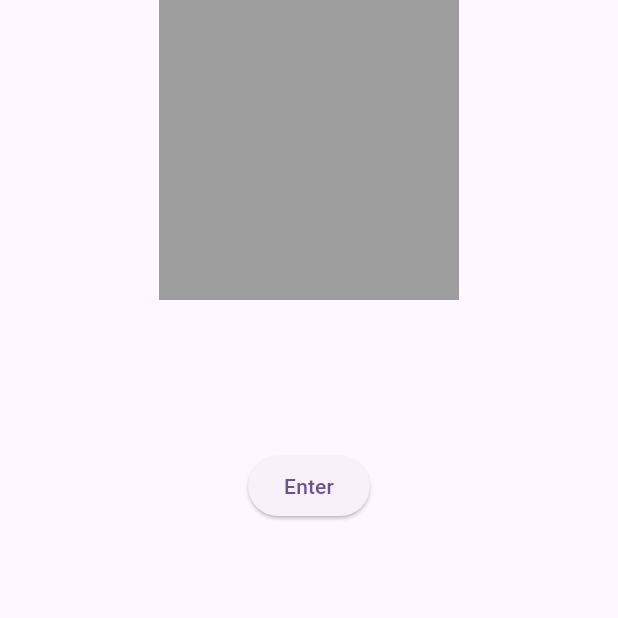
After one commit to Rijan77/flutter_lab, a Flutter app: the LearnBuilder screen opened directly, after a tap on "Enter", on a phone screen of 412 x 824 dp, the top half of it. The commit adds this screen. Run offline on Flutter 3.47's test engine with Material 3 defaults, Android fonts, the phone set to English and light mode, and no system bars; our stand-ins replace flutter_riverpod.

Commit message:
Practice StreamBuilder

```diff
--- a/lib/main.dart
+++ b/lib/main.dart
@@ -1,6 +1,8 @@
 import 'package:flutter/material.dart';
 import 'package:flutter_riverpod/flutter_riverpod.dart';
 import 'package:riverpod_state/home_screen.dart';
+
+import 'interview_ego.dart';
 
 
 void main() {
@@ -23,7 +25,7 @@ class MyApp extends StatelessWidget {
           colorScheme: ColorScheme.fromSeed(seedColor: Colors.deepPurple),
           useMaterial3: true,
         ),
-        home:  CounterPage(),
+        home:  InterviewEgo(),
       ),
     );
   }
--- /dev/null
+++ b/lib/stream_builder.dart
@@ -0,0 +1,57 @@
+import 'dart:async';
+
+import 'package:flutter/material.dart';
+
+class LearnBuilder extends StatefulWidget {
+  const LearnBuilder({super.key});
+
+  @override
+  State<LearnBuilder> createState() => _LearnBuilderState();
+}
+
+class _LearnBuilderState extends State<LearnBuilder> {
+
+  final List <int> myList = [1, 5, 10, 15, 20, 25, 30];
+
+  final StreamController<int> _controller = StreamController();
+
+  int currentIndex = 0;
+
+  void showNextNum(){
+    if (currentIndex < myList.length){
+
+      _controller.sink.add(myList[currentIndex]);
+
+      currentIndex++;
+    }
+    else{
+      ScaffoldMessenger.of(context).showSnackBar(SnackBar(content: Text("No More Number")));
+    }
+  }
+
+  @override
+  void dispose() {
+    _controller.close();
+    super.dispose();
+  }
+
+  @override
+  Widget build(BuildContext context) {
+    return Scaffold(
+      body: Center(
+        child: Column(
+          children: [
+            Container(
+              color: Colors.grey,
+              height: 200,
+              width: 200,
+
+            ),
+            SizedBox(height: 100,),
+            ElevatedButton(onPressed: showNextNum, child: Text("Enter"))
+          ],
+        ),
+      ),
+    );
+  }
+}
```
Also changed, not shown: lib/interview_ego.dart (added, +67 -0 lines), lib/homepage.dart (renamed from lib/Homepage.dart).
